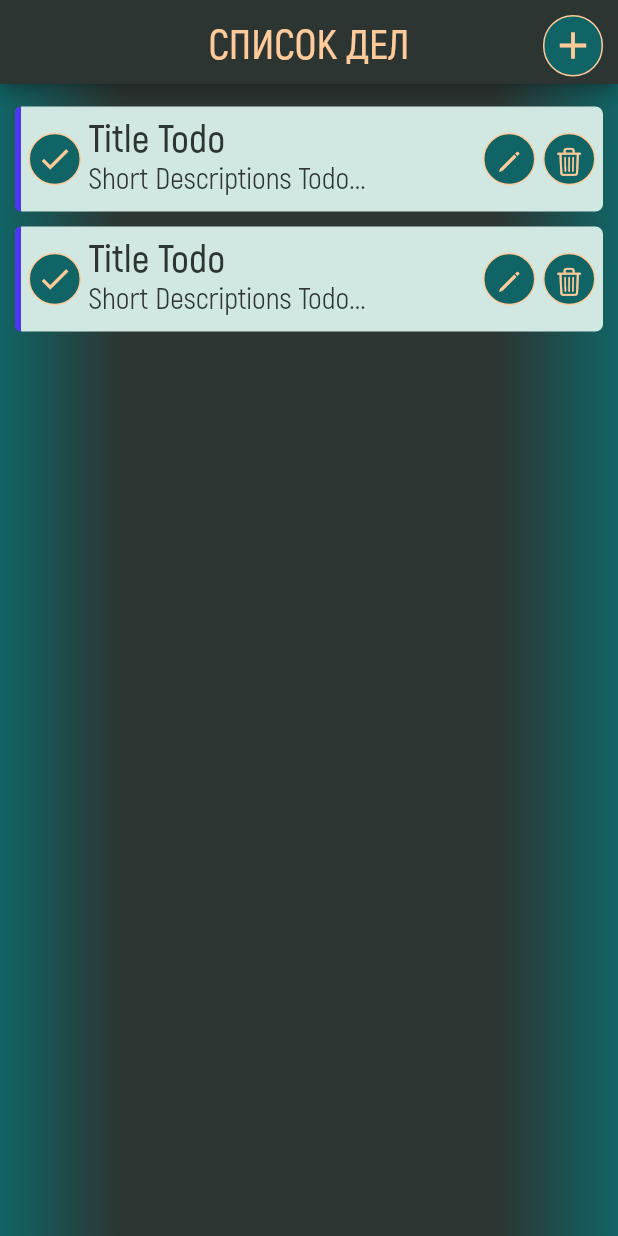
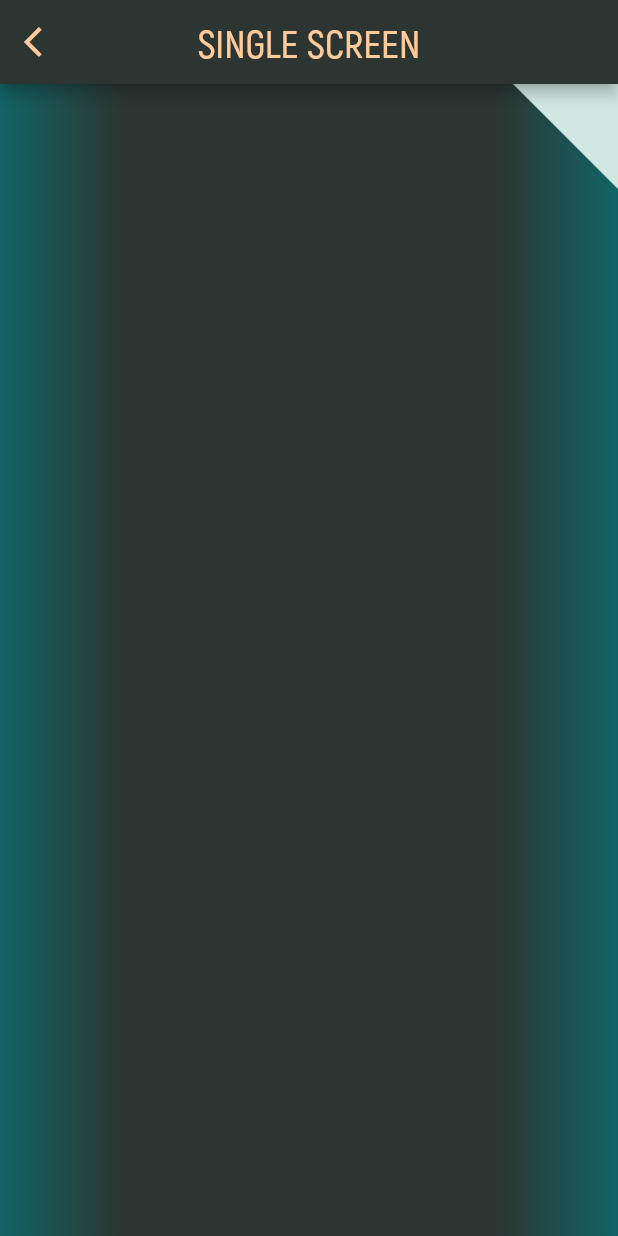
Before and after one commit to yakut54/todolist, a Flutter app: the screen it shows after launch, after a tap on "Title Todo", on a phone screen of 412 x 824 dp. Run offline on Flutter 3.47's test engine with Material 2 defaults, Android fonts, the phone set to English and light mode, and no system bars; drawn by our look-alikes of roundcheckbox.

```diff
--- a/lib/app.dart
+++ b/lib/app.dart
@@ -1,6 +1,6 @@
 import 'package:flutter/material.dart';
+import 'package:todolist/router/router.dart';
 import 'package:todolist/theme/theme.dart';
-import 'screens/todo_list_screen/index.dart';
 
 class App extends StatelessWidget {
   const App({super.key});
@@ -11,7 +11,7 @@ class App extends StatelessWidget {
       debugShowCheckedModeBanner: false,
       title: 'Todo List',
       theme: theme,
-      home: const TodoListScreen(),
+      routes: routes,
     );
   }
 }
--- /dev/null
+++ b/lib/router/router.dart
@@ -0,0 +1,7 @@
+import 'package:todolist/screens/single_todo_screen/index.dart';
+import 'package:todolist/screens/todo_list_screen/index.dart';
+
+final routes = {
+  '/': (context) => const TodoListScreen(),
+  '/single': (context) => const SingleTodoScreen()
+};
--- /dev/null
+++ b/lib/screens/single_todo_screen/index.dart
@@ -0,0 +1 @@
+export './ui/single_todo_screen.dart';
--- /dev/null
+++ b/lib/screens/single_todo_screen/ui/single_todo_screen.dart
@@ -0,0 +1,87 @@
+import 'package:flutter/material.dart';
+import 'package:todolist/theme/colors.dart';
+import 'package:todolist/widgets/ui/background_gradient.dart';
+
+class SingleTodoScreen extends StatefulWidget {
+  const SingleTodoScreen({super.key});
+
+  @override
+  State<SingleTodoScreen> createState() => _SingleTodoScreenState();
+}
+
+class _SingleTodoScreenState extends State<SingleTodoScreen> {
+  @override
+  Widget build(BuildContext context) {
+    return Container(
+      decoration: backgroundGradient,
+      child: Scaffold(
+        appBar: AppBar(
+          leading: IconButton(
+            icon: const Icon(Icons.arrow_back_ios,
+                color: GeneralColors.orangePeach),
+            onPressed: () => Navigator.of(context).pop(),
+          ),
+          title: Text('Single Screen'.toUpperCase()),
+        ),
+        body: Column(
+          children: [
+            Row(
+              mainAxisAlignment: MainAxisAlignment.start,
+              crossAxisAlignment: CrossAxisAlignment.start,
+              children: [
+                const Expanded(
+                  flex: 1,
+                  child: Triangle2(),
+                ),
+                ClipPath(
+                  clipper: MyCustomClipper(),
+                  child: const Triangle(),
+                ),
+              ],
+            )
+          ],
+        ),
+      ),
+    );
+  }
+}
+
+class Triangle extends StatelessWidget {
+  const Triangle({super.key});
+
+  @override
+  Widget build(BuildContext context) {
+    return Container(
+      width: 70,
+      height: 70,
+      decoration: const BoxDecoration(color: GeneralColors.platinum),
+    );
+  }
+}
+
+class Triangle2 extends StatelessWidget {
+  const Triangle2({super.key});
+
+  @override
+  Widget build(BuildContext context) {
+    return const SizedBox(
+      width: 250,
+      height: 200,
+    );
+  }
+}
+
+class MyCustomClipper extends CustomClipper<Path> {
+  @override
+  Path getClip(Size size) {
+    print(2222);
+    Path path = Path()
+      ..lineTo(size.width, 0) // Добавить отрезок p1p2
+      ..lineTo(size.width, size.height) // Добавить отрезок p2p3
+      ..close();
+    return path;
+  }
+
+  @override
+  bool shouldReclip(CustomClipper<Path> oldClipper) => false;
+}
--- a/lib/screens/todo_list_screen/ui/todo_list_appbar.dart
+++ b/lib/screens/todo_list_screen/ui/todo_list_appbar.dart
@@ -1,16 +1,10 @@
 import 'package:flutter/material.dart';
-import 'package:todolist/theme/colors.dart';
 import 'package:todolist/widgets/index.dart';
 
 final appBar = AppBar(
   centerTitle: true,
   title: const Text(
     'СПИСОК ДЕЛ',
-    style: TextStyle(
-      fontFamily: 'akrobat_semibold',
-      fontSize: 28,
-      color: GeneralColors.orangePeach,
-    ),
     textAlign: TextAlign.center,
   ),
   actions: const [AddBtn()],
--- a/lib/screens/todo_list_screen/ui/todo_list_screen.dart
+++ b/lib/screens/todo_list_screen/ui/todo_list_screen.dart
@@ -12,16 +12,18 @@ class TodoListScreen extends StatefulWidget {
 class _TodoListScreenState extends State<TodoListScreen> {
   @override
   Widget build(BuildContext context) {
-    return Scaffold(
-      appBar: appBar,
-      body: Container(
-        padding: const EdgeInsets.only(top: 10),
-        decoration: backgroundGradient,
-        child: ListView.builder(
-          itemCount: 2,
-          itemBuilder: (context, i) {
-            return const TaleBtn();
-          },
+    return Container(
+      decoration: backgroundGradient,
+      child: Scaffold(
+        appBar: appBar,
+        body: Center(
+          child: ListView.builder(
+            itemCount: 62,
+            padding: const EdgeInsets.only(top: 10),
+            itemBuilder: (context, i) {
+              return const TaleBtn();
+            },
+          ),
         ),
       ),
     );
--- a/lib/theme/theme.dart
+++ b/lib/theme/theme.dart
@@ -2,7 +2,16 @@ import 'package:flutter/material.dart';
 import 'package:todolist/theme/colors.dart';
 
 final theme = ThemeData(
-  appBarTheme: const AppBarTheme(backgroundColor: GeneralColors.grayblue),
+  scaffoldBackgroundColor: const Color(0x00000000),
+  appBarTheme: const AppBarTheme(
+    centerTitle: true,
+    backgroundColor: GeneralColors.grayblue,
+    titleTextStyle: TextStyle(
+      fontFamily: 'akrobat_semibold',
+      fontSize: 26,
+      color: GeneralColors.orangePeach,
+    ),
+  ),
   textTheme: const TextTheme(
     bodyLarge: TextStyle(
       color: GeneralColors.grayblue,
--- a/lib/widgets/index.dart
+++ b/lib/widgets/index.dart
@@ -1,3 +1,3 @@
-export 'ui/tile.dart';
+export './ui/tile.dart';
 export './ui/add.dart';
 export './ui/background_gradient.dart';
--- a/lib/widgets/ui/tile.dart
+++ b/lib/widgets/ui/tile.dart
@@ -12,8 +12,6 @@ class TaleBtn extends StatefulWidget {
 }
 
 class _TaleBtnState extends State<TaleBtn> {
-  int a = 1;
-
   @override
   Widget build(BuildContext context) {
     double screenWidth = MediaQuery.of(context).size.width - 22;
@@ -60,10 +58,7 @@ class _TaleBtnState extends State<TaleBtn> {
               flex: 3,
               child: InkWell(
                 onTap: () {
-                  setState(() {
-                    a++;
-                  });
-                  print(a);
+                  Navigator.of(context).pushNamed('/single');
                 },
                 child: Column(
                   children: [
```
